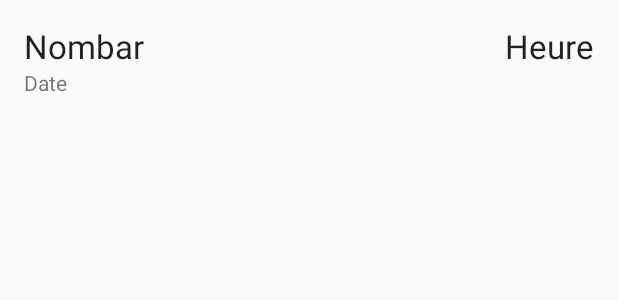
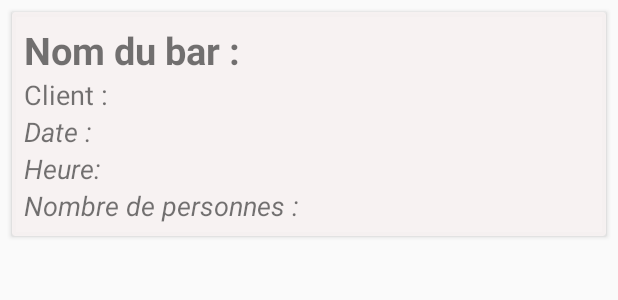
Before and after one commit to onesime98/MeetNdrink, an Android app: the layout reservation_item.xml on its own in the app's theme, with its tools: preview values and no code run, on a phone screen of 412 x 824 dp. Shown: the top 300 px of the screen. Run offline under Robolectric (Android 15) with nearby library versions, the phone set to English and light mode, and no system bars; plain views replace Cardview.

Commit message:
Rectification affichage reservations

```diff
--- a/app/build.gradle
+++ b/app/build.gradle
@@ -25,6 +25,7 @@ dependencies {
     implementation fileTree(dir: 'libs', include: ['*.jar'])
     implementation 'androidx.appcompat:appcompat:1.0.2'
     implementation 'androidx.constraintlayout:constraintlayout:1.1.3'
+    implementation 'com.google.firebase:firebase-firestore:17.1.2'
     testImplementation 'junit:junit:4.12'
     androidTestImplementation 'androidx.test:runner:1.1.1'
     androidTestImplementation 'androidx.test.espresso:espresso-core:3.1.1'
--- a/app/src/main/AndroidManifest.xml
+++ b/app/src/main/AndroidManifest.xml
@@ -9,7 +9,7 @@
         android:roundIcon="@mipmap/ic_launcher_round"
         android:supportsRtl="true"
         android:theme="@style/AppTheme">
-        <activity android:name=".Reservation"></activity>
+        <activity android:name=".AffichageDesReservations"></activity>
         <activity android:name=".MainActivity">
             <intent-filter>
                 <action android:name="android.intent.action.MAIN" />
--- a/app/src/main/java/fr/point/meetndrink/MainActivity.java
+++ b/app/src/main/java/fr/point/meetndrink/MainActivity.java
@@ -36,7 +36,7 @@ public class MainActivity extends AppCompatActivity {
         reser.setOnClickListener(new View.OnClickListener() {
             @Override
             public void onClick(View view) {
-                Intent i = new Intent(MainActivity.this, Reservation.class);
+                Intent i = new Intent(MainActivity.this, AffichageDesReservations.class);
                 startActivity(i);
 
             }
--- a/app/src/main/res/layout/reservation_item.xml
+++ b/app/src/main/res/layout/reservation_item.xml
@@ -1,13 +1,12 @@
 <?xml version="1.0" encoding="utf-8"?>
-<android.support.v7.widget.Cardview xmlns:android="http://schemas.android.com/apk/res/android"
+<androidx.cardview.widget.CardView xmlns:android="http://schemas.android.com/apk/res/android"
     android:layout_width="match_parent"
     android:layout_height="wrap_content"
     xmlns:app="http://schemas.android.com/apk/res-auto"
     android:layout_marginTop="8dp"
     android:layout_marginStart="8dp"
-    android:layout_marginLeft="8dp"
     android:layout_marginEnd="8dp"
-    app:cardBackgroundColor="#FFFF8E">
+    app:cardBackgroundColor="@color/colorWhiteDirty">
 
     <RelativeLayout
         android:layout_width="match_parent"
@@ -15,38 +14,55 @@
         android:padding="8dp">
 
         <TextView
-        android:id="@+id/text_view_nombar"
+            android:id="@+id/textview_name"
             android:layout_width="wrap_content"
             android:layout_height="wrap_content"
-        android:text="Nombar"
-        android:layout_toStartOf="@id/text_view_heure"
-        android:layout_alignParentStart="true"
+            android:ellipsize="end"
             android:maxLines="1"
-        android:ellipsize="end"
-        android:textAppearance="@style/TextAppearance.AppCompat.Large"
-        android:layout_alignParentLeft="false"
-        android:layout_toLeftOf="@id/text_view_heure" />
+            android:text="Nom du bar : "
+            android:textSize="25dp"
+            android:textStyle="bold" />
 
         <TextView
-        android:id="@+id/text_view_heure"
+            android:id="@+id/textview_client"
             android:layout_width="wrap_content"
             android:layout_height="wrap_content"
-        android:text="Heure"
-        android:layout_alignParentTop="true"
-        android:layout_alignParentEnd="true"
-        android:textAppearance="@style/TextAppearance.AppCompat.Large"
-        android:layout_alignParentRight="true" />
+            android:layout_below="@id/textview_name"
+            android:text="Client : "
+            android:textSize="18dp"
+            android:textStyle="normal" />
 
         <TextView
-    android:id="@+id/text_view_date"
+            android:id="@+id/textview_date"
             android:layout_width="wrap_content"
             android:layout_height="wrap_content"
-    android:layout_alignParentStart="true"
-    android:layout_alignParentLeft="false"
-    android:text="Date"
-    android:layout_below="@id/text_view_nombar"/>
+            android:layout_below="@id/textview_client"
+            android:text="Date :  "
+            android:textSize="18dp"
+            android:textStyle="italic" />
+
+        <TextView
+            android:id="@+id/textview_heure"
+            android:layout_width="wrap_content"
+            android:layout_height="wrap_content"
+            android:layout_below="@id/textview_date"
+            android:text="Heure: "
+            android:textSize="18dp"
+            android:textStyle="italic" />
+
+        <TextView
+            android:id="@+id/textview_nbpers"
+            android:layout_width="wrap_content"
+            android:layout_height="wrap_content"
+            android:layout_below="@id/textview_heure"
+            android:text="Nombre de personnes :  "
+            android:textSize="18dp"
+            android:textStyle="italic" />
+
 
 
     </RelativeLayout>
 
-</android.support.v7.widget.Cardview>
+
+
+</androidx.cardview.widget.CardView>
```
Also changed, not shown: app/src/main/java/fr/point/meetndrink/AffichageDesReservations.java (added, +72 -0 lines), app/src/main/java/fr/point/meetndrink/Reservation.java (+55 -43 lines), app/src/main/java/fr/point/meetndrink/Reservation2.java (deleted, +0 -31 lines), app/src/main/java/fr/point/meetndrink/Reservation2Adapter.java (deleted, +0 -53 lines), app/src/main/java/fr/point/meetndrink/ReservationAdapter.java (added, +78 -0 lines), app/src/main/res/drawable/ic_add.xml (added, +9 -0 lines), app/src/main/res/layout/activity_affichage_des_reservation.xml (added, +27 -0 lines), app/src/main/res/layout/activity_affichage_reservation.xml (deleted, +0 -17 lines). Lines whose indentation alone changed are shown as unchanged.
